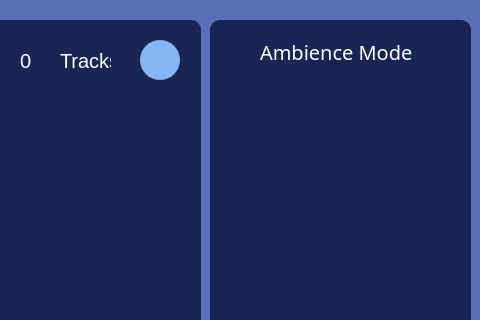
The window that forms/mainwindow.ui (whatdislol/Symmo) describes before a commit, drawn with Qt 5; both pictures show x 670 to 1150 and y 0 to 320 of the 1150 by 635 pixel window.
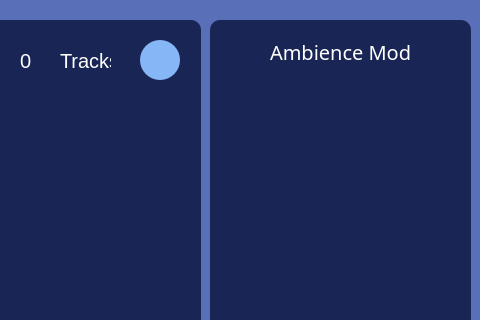
The same window after the commit.

Commit message: Center ambience mode label

```diff
--- a/forms/mainwindow.ui
+++ b/forms/mainwindow.ui
@@ -404,9 +404,9 @@
     <widget class="QLabel" name="label_Ambience">
      <property name="geometry">
       <rect>
-       <x>50</x>
+       <x>60</x>
        <y>20</y>
-       <width>171</width>
+       <width>141</width>
        <height>24</height>
       </rect>
      </property>
```
